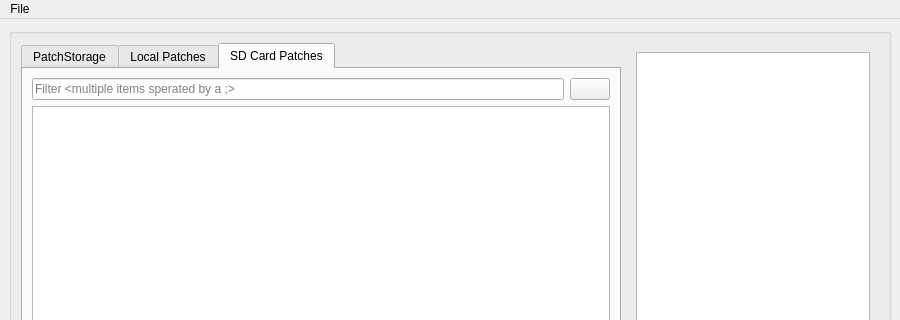
The window that zoia_lib/UI/MainWindow.ui (meanmedianmoge/zoia_lib) describes before a commit, drawn with Qt 5; both pictures show x 0 to 900 and y 0 to 320 of the 900 by 714 pixel window.
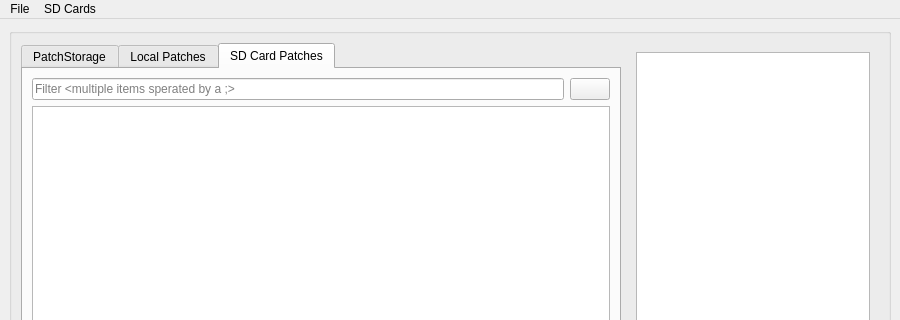
The same window after the commit. The open tabs and pages were chosen to show the change. Icons and pictures are not drawn.

Commit message: adding sd card infastructure

What changed in the file:
```diff
--- a/zoia_lib/UI/MainWindow.ui
+++ b/zoia_lib/UI/MainWindow.ui
@@ -274,7 +274,13 @@
     <addaction name="separator"/>
     <addaction name="action_quit"/>
    </widget>
+   <widget class="QMenu" name="sdcard_menu">
+    <property name="title">
+     <string>SD Cards</string>
+    </property>
+   </widget>
    <addaction name="file_menu"/>
+   <addaction name="sdcard_menu"/>
   </widget>
   <widget class="QStatusBar" name="statusbar"/>
   <action name="action_connect_to_PatchStorage">
```
Left out of the diff: 38 changed lines with no effect on the pictures. The commit also changes 3 other files.
